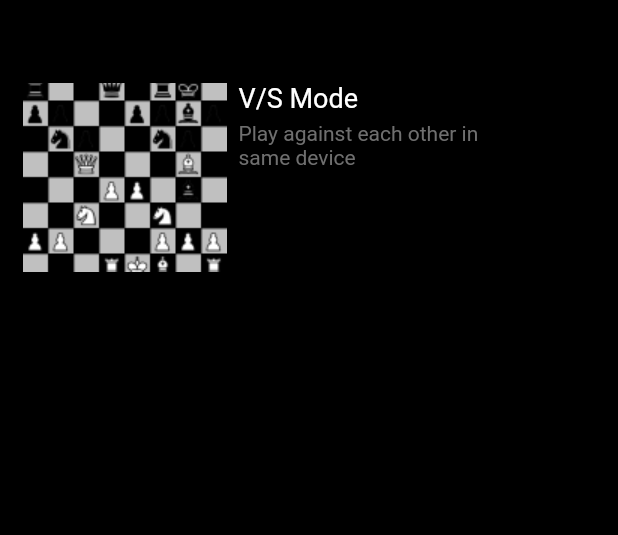
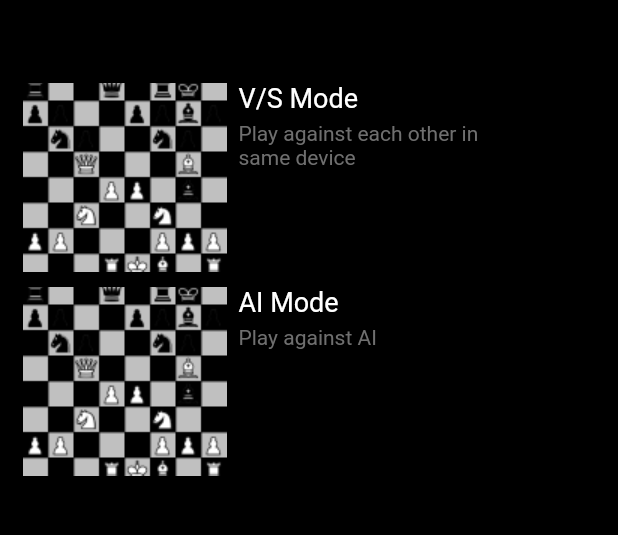
Before and after one commit to rollexxx23/chess-frontend, a Flutter app: the screen it shows after launch, on a phone screen of 412 x 824 dp, the part 60-595 px from its top. Run offline on Flutter 3.47's test engine with Material 2 defaults, Android fonts, the phone set to English and light mode, and no system bars; our stand-ins replace get; missing offline and left inert: chess, flutter_stateless_chessboard.

Commit message:
simple ai

```diff
--- a/lib/models/game/chess_move_value.dart
+++ b/lib/models/game/chess_move_value.dart
@@ -3,5 +3,9 @@ import 'package:chess/chess.dart' as ch;
 class MoveAndValue {
   ch.Move? move;
   int value;
-  MoveAndValue({this.move, required this.value});
+
+  MoveAndValue({
+    this.move,
+    required this.value,
+  });
 }
--- a/lib/models/game/game_state.dart
+++ b/lib/models/game/game_state.dart
@@ -1,5 +1,6 @@
 class GameStateModel {
   String? fen;
   int outcome; // -1 -> ongoing, 0 -> draw, 1 -> white, 2 ->black
-  GameStateModel({required this.fen, required this.outcome});
+  dynamic lastMove;
+  GameStateModel({required this.fen, required this.outcome, this.lastMove});
 }
--- a/lib/screens/home/home.dart
+++ b/lib/screens/home/home.dart
@@ -1,3 +1,4 @@
+import 'package:chess_game/screens/game_modes/ai_mode.dart';
 import 'package:chess_game/screens/game_modes/user_v_user.dart';
 import 'package:flutter/material.dart';
 import 'package:get/get.dart';
@@ -85,6 +86,44 @@ class HomeScreen extends StatelessWidget {
                   ],
                 ),
               ),
+            ),
+            const SizedBox(height: 10),
+            InkWell(
+              onTap: () {
+                Get.to(AiModeScreen());
+              },
+              child: Padding(
+                padding: const EdgeInsets.symmetric(horizontal: 15),
+                child: Row(
+                  crossAxisAlignment: CrossAxisAlignment.start,
+                  children: [
+                    Image.asset("assets/chess.png"),
+                    const SizedBox(width: 8),
+                    Column(
+                      crossAxisAlignment: CrossAxisAlignment.start,
+                      children: [
+                        const Text(
+                          "AI Mode",
+                          style: TextStyle(
+                              fontSize: 18,
+                              color: Colors.white,
+                              fontWeight: FontWeight.w400),
+                        ),
+                        const SizedBox(
+                          height: 5,
+                        ),
+                        Text(
+                          "Play against AI",
+                          style: TextStyle(
+                              fontSize: 14,
+                              color: Colors.grey.withOpacity(0.7),
+                              fontWeight: FontWeight.w400),
+                        ),
+                      ],
+                    ),
+                  ],
+                ),
+              ),
             )
           ],
         ),
```
Also changed, not shown: lib/screens/game_modes/ai_mode.dart (added, +225 -0 lines), lib/utils/chess_ai.dart (+4 -3 lines), lib/utils/chess_game.dart (+12 -0 lines).
